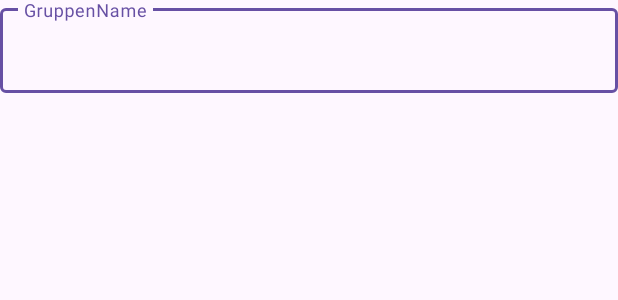
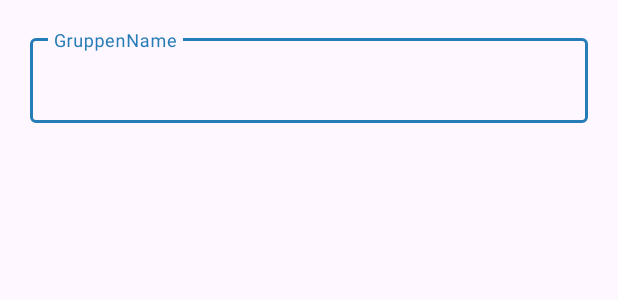
Before and after one commit to UNSERsplit/App, an Android app: the layout popup_add_group.xml on its own in the app's theme, with its tools: preview values and no code run, on a phone screen of 412 x 824 dp. Shown: the top 300 px of the screen. Run offline under Robolectric (Android 15) with nearby library versions, the phone set to English and light mode, and no system bars; network calls fail; Roboto replaces fonts that are not available here.

Commit message:
changed colors

```diff
--- a/app/src/main/res/layout/popup_add_group.xml
+++ b/app/src/main/res/layout/popup_add_group.xml
@@ -1,14 +1,17 @@
 <?xml version="1.0" encoding="utf-8"?>
 
-<com.google.android.material.textfield.TextInputLayout
-    xmlns:android="http://schemas.android.com/apk/res/android"
+<com.google.android.material.textfield.TextInputLayout xmlns:android="http://schemas.android.com/apk/res/android"
     android:layout_width="match_parent"
     android:layout_height="wrap_content"
-    android:hint="GruppenName">
+    android:hint="GruppenName"
+    android:paddingStart="20dp"
+    android:paddingTop="20dp"
+    android:paddingEnd="20dp"
+    android:paddingBottom="20dp">
 
     <com.google.android.material.textfield.TextInputEditText
+        android:id="@+id/groupNameEditText"
         android:layout_width="match_parent"
-        android:layout_height="wrap_content"
-        android:id="@+id/groupNameEditText"/>
+        android:layout_height="wrap_content" />
 
 </com.google.android.material.textfield.TextInputLayout>
--- a/app/src/main/res/values-night/themes.xml
+++ b/app/src/main/res/values-night/themes.xml
@@ -3,5 +3,12 @@
     <style name="Base.Theme.UNSERsplit" parent="Theme.Material3.DayNight.NoActionBar">
         <!-- Customize your dark theme here. -->
         <!-- <item name="colorPrimary">@color/my_dark_primary</item> -->
+
+        <item name="colorPrimary">@color/primary_light</item>
+        <item name="colorPrimaryVariant">@color/primary_medium_light</item>
+        <item name="colorOnPrimary">@color/black</item>
+        <item name="colorSecondary">@color/primary_dark</item>
+        <item name="colorSecondaryVariant">@color/primary_medium_dark</item>
+        <item name="colorOnSecondary">@color/white</item>
     </style>
 </resources>
--- a/app/src/main/res/values/colors.xml
+++ b/app/src/main/res/values/colors.xml
@@ -2,4 +2,9 @@
 <resources>
     <color name="black">#FF000000</color>
     <color name="white">#FFFFFFFF</color>
+    <color name="background">#f1f1f1</color>
+    <color name="primary_light">#00b7e1</color>
+    <color name="primary_medium_light">#00a8d9</color>
+    <color name="primary_medium_dark">#0093c9</color>
+    <color name="primary_dark">#267cb7</color>
 </resources>
--- a/app/src/main/res/values/themes.xml
+++ b/app/src/main/res/values/themes.xml
@@ -3,6 +3,12 @@
     <style name="Base.Theme.UNSERsplit" parent="Theme.Material3.DayNight.NoActionBar">
         <!-- Customize your light theme here. -->
         <!-- <item name="colorPrimary">@color/my_light_primary</item> -->
+        <item name="colorPrimary">@color/primary_dark</item>
+        <item name="colorPrimaryVariant">@color/primary_medium_dark</item>
+        <item name="colorOnPrimary">@color/black</item>
+        <item name="colorSecondary">@color/primary_dark</item>
+        <item name="colorSecondaryVariant">@color/primary_medium_dark</item>
+        <item name="colorOnSecondary">@color/white</item>
     </style>
 
     <style name="Theme.UNSERsplit" parent="Base.Theme.UNSERsplit" />
```
Also changed, not shown: 1 other file.
